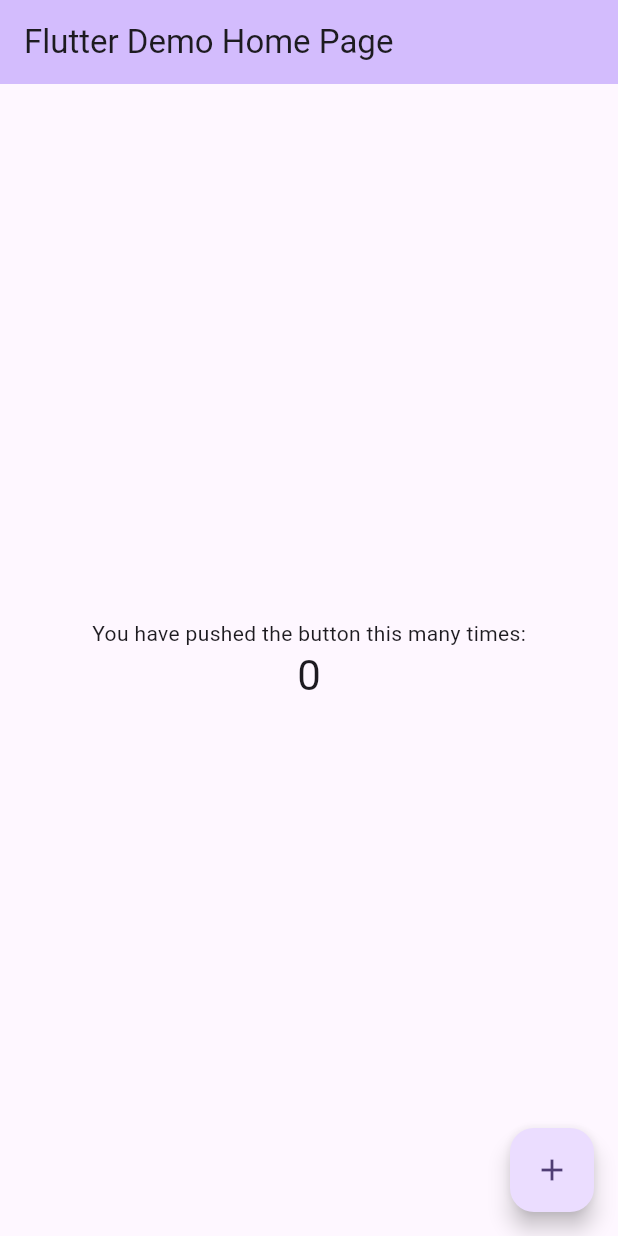
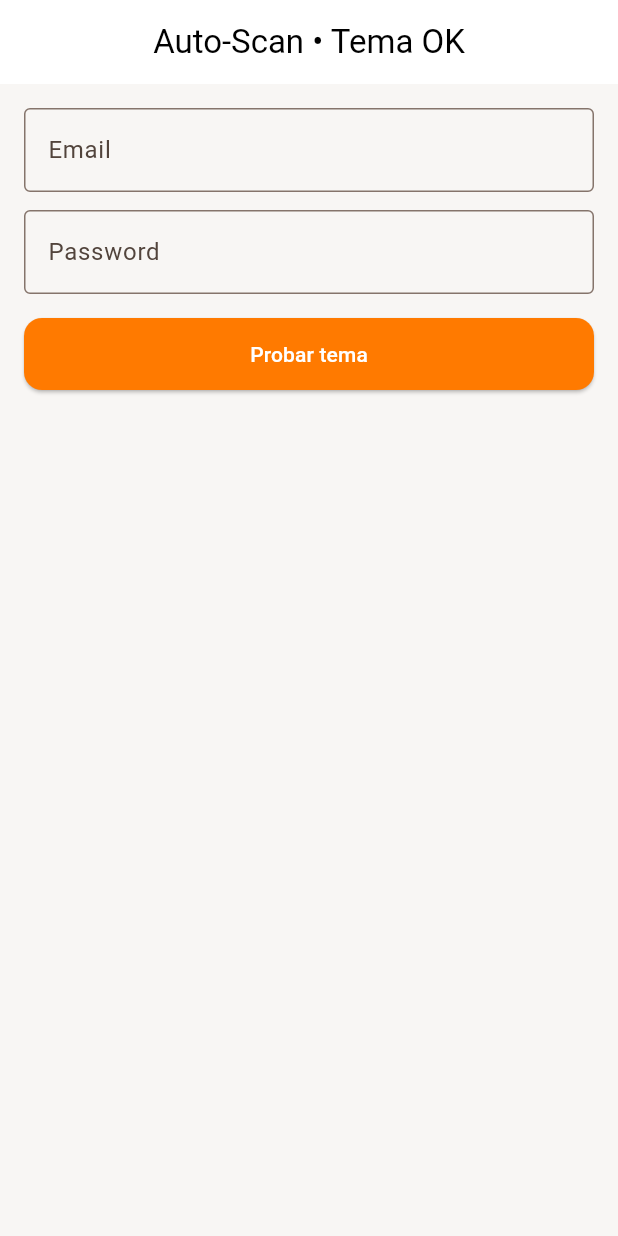
Before and after one commit to Mr-Arzi/Auto-Scan, a Flutter app: the screen it shows after launch, on a phone screen of 412 x 824 dp. Run offline on Flutter 3.47's test engine with Material 3 defaults, Android fonts, the phone set to English and light mode, and no system bars.

Commit message:
configuracion del tema global

```diff
--- a/lib/app.dart
+++ b/lib/app.dart
@@ -0,0 +1,48 @@
+import 'package:flutter/material.dart';
+import 'core/theme/app_theme.dart';
+
+class AutoScanApp extends StatelessWidget {
+  const AutoScanApp({super.key});
+
+  @override
+  Widget build(BuildContext context) {
+    return MaterialApp(
+      title: 'Auto-Scan',
+      theme: AppTheme.light(),
+      home: const _TempHome(), // 👈 pantalla temporal
+    );
+  }
+}
+
+class _TempHome extends StatelessWidget {
+  const _TempHome();
+
+  @override
+  Widget build(BuildContext context) {
+    return Scaffold(
+      appBar: AppBar(title: const Text('Auto-Scan • Tema OK')),
+      body: Padding(
+        padding: const EdgeInsets.all(16),
+        child: Column(
+          children: [
+            const TextField(decoration: InputDecoration(labelText: 'Email')),
+            const SizedBox(height: 12),
+            const TextField(
+              decoration: InputDecoration(labelText: 'Password'),
+              obscureText: true,
+            ),
+            const SizedBox(height: 16),
+            ElevatedButton(
+              onPressed: () {
+                ScaffoldMessenger.of(context).showSnackBar(
+                  const SnackBar(content: Text('Botón del tema funcionando 🚀')),
+                );
+              },
+              child: const Text('Probar tema'),
+            ),
+          ],
+        ),
+      ),
+    );
+  }
+}
--- a/lib/core/theme/app_theme.dart
+++ b/lib/core/theme/app_theme.dart
@@ -0,0 +1,45 @@
+import 'package:flutter/material.dart';
+
+class AppTheme {
+  // 🎨 Paleta principal de Auto-Scan
+  static const Color brand = Color(0xFFFF7A00);     // Naranja principal
+  static const Color brandDark = Color(0xFFCC6200); // Naranja oscuro
+  static const Color bg = Color(0xFFF8F6F4);        // Fondo claro
+
+  static ThemeData light() {
+    final base = ThemeData.light(useMaterial3: true);
+    return base.copyWith(
+      // Esquema de colores basado en nuestro naranja
+      colorScheme: ColorScheme.fromSeed(seedColor: brand),
+      scaffoldBackgroundColor: bg,
+
+      // Estilo de AppBar
+      appBarTheme: const AppBarTheme(
+        backgroundColor: Colors.white,
+        foregroundColor: Colors.black,
+        elevation: 0,
+        centerTitle: true,
+      ),
+
+      // Estilo de inputs
+      inputDecorationTheme: const InputDecorationTheme(
+        border: OutlineInputBorder(),
+        focusedBorder: OutlineInputBorder(
+          borderSide: BorderSide(color: brand, width: 2),
+        ),
+      ),
+
+      // Estilo de botones
+      elevatedButtonTheme: ElevatedButtonThemeData(
+        style: ElevatedButton.styleFrom(
+          backgroundColor: brand,
+          foregroundColor: Colors.white,
+          minimumSize: const Size.fromHeight(48),
+          shape: RoundedRectangleBorder(
+            borderRadius: BorderRadius.all(Radius.circular(12)),
+          ),
+        ),
+      ),
+    );
+  }
+}
--- a/lib/main.dart
+++ b/lib/main.dart
@@ -1,7 +1,9 @@
+import 'package:auto_scan_app/app.dart';
 import 'package:flutter/material.dart';
 
+
 void main() {
-  runApp(const MyApp());
+  runApp(const AutoScanApp());
 }
 
 class MyApp extends StatelessWidget {
```
Also changed, not shown: lib/features/auth/login_screen.dart (+45 -0 lines), pubspec.yaml (+6 -6 lines).
